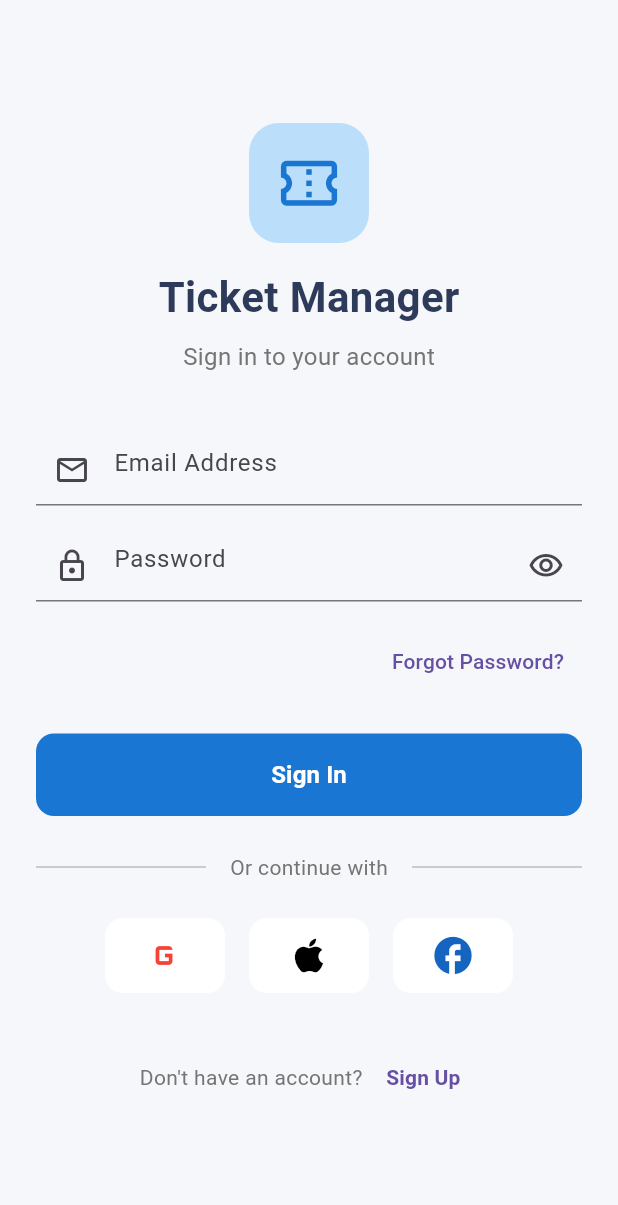
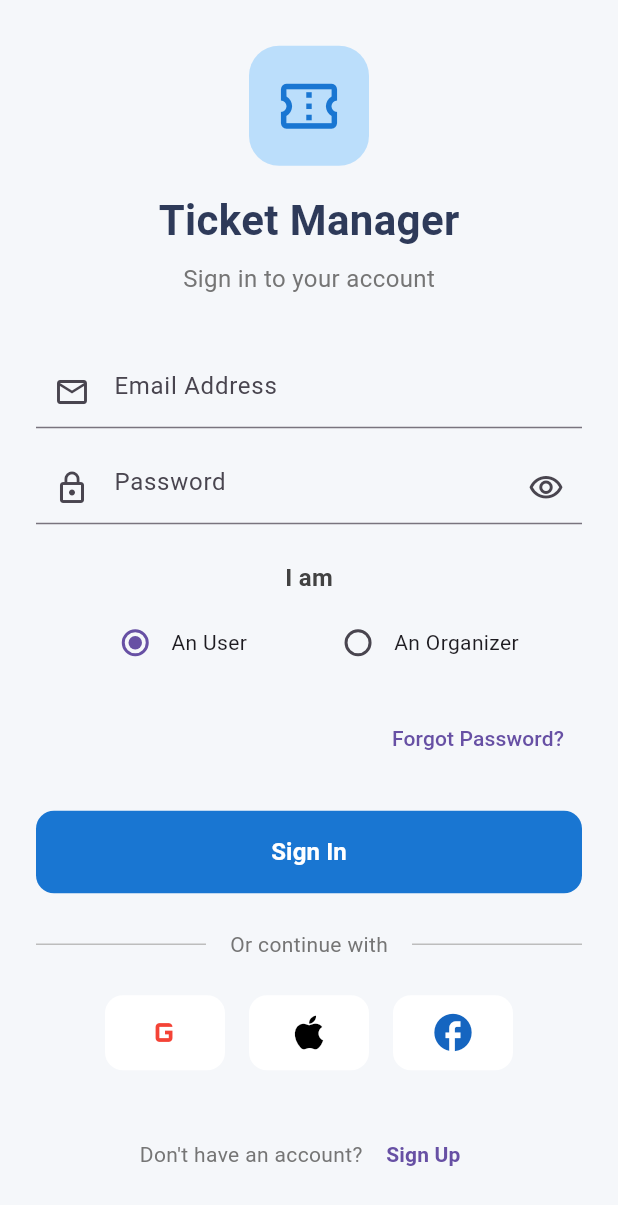
Before and after one commit to AayushPandeyy/ticket_system_frontend, a Flutter app: the screen it shows after launch, on a phone screen of 412 x 824 dp. Shown: the top 1205 px of the screen. Run offline on Flutter 3.47's test engine with Material 3 defaults, Android fonts, the phone set to English and light mode, and no system bars; our stand-ins replace dio, flutter_dotenv, jwt_decoder, qr_flutter, shared_preferences; missing offline and left inert: mobile_scanner.

Commit message:
enhance: role based navigation from login screen

```diff
--- a/ticketsystem/lib/features/auth/data/repository_impl/LoginRepositoryImpl.dart
+++ b/ticketsystem/lib/features/auth/data/repository_impl/LoginRepositoryImpl.dart
@@ -9,8 +9,8 @@ class LoginRepositoryImpl implements LoginRepository {
   LoginRepositoryImpl(this.remoteDataSource, this.localDataSource);
 
   @override
-  Future<Map<String,dynamic>> login(String email, String password) async {
-    return await remoteDataSource.login(email, password);
+  Future<Map<String,dynamic>> login(String email, String password,String role) async {
+    return await remoteDataSource.login(email, password,role);
   }
 
   @override
--- a/ticketsystem/lib/features/auth/domain/repository/LoginRepository.dart
+++ b/ticketsystem/lib/features/auth/domain/repository/LoginRepository.dart
@@ -1,4 +1,4 @@
 abstract class LoginRepository {
-  Future<Map<String,dynamic>> login(String email, String password);
+  Future<Map<String,dynamic>> login(String email, String password,String role);
   Future<void> saveToken(String accessToken);
 }
--- a/ticketsystem/lib/features/auth/domain/usecase/LoginUseCase.dart
+++ b/ticketsystem/lib/features/auth/domain/usecase/LoginUseCase.dart
@@ -5,7 +5,7 @@ class LoginUseCase {
 
   LoginUseCase(this.authRepository);
 
-  Future<Map<String,dynamic>> login(String email, String password) async {
-    return await authRepository.login(email, password);
+  Future<Map<String,dynamic>> login(String email, String password,String role) async {
+    return await authRepository.login(email, password,role);
   }
 }
--- a/ticketsystem/lib/features/auth/presentation/screens/LoginScreen.dart
+++ b/ticketsystem/lib/features/auth/presentation/screens/LoginScreen.dart
@@ -1,8 +1,10 @@
 import 'package:flutter/material.dart';
 import 'package:provider/provider.dart';
 import 'package:ticketsystem/QRScannerPage.dart';
+import 'package:ticketsystem/core/service/SharedPreferenceService.dart';
 import 'package:ticketsystem/features/auth/presentation/provider/AuthProvider.dart';
 import 'package:ticketsystem/features/auth/presentation/screens/RegisterScreen.dart';
+import 'package:ticketsystem/features/eventOrganizer/presentation/screens/OrganizerDashboard.dart';
 import 'package:ticketsystem/features/profile/presentation/screens/ProfileScreen.dart';
 
 class LoginScreen extends StatefulWidget {
@@ -16,7 +18,7 @@ class _LoginScreenState extends State<LoginScreen> {
   final _emailController = TextEditingController();
   final _passwordController = TextEditingController();
   bool _obscurePassword = true;
-  final bool _rememberMe = false;
+  String? _selectedRole = "user";
   final _formKey = GlobalKey<FormState>();
 
   @override
@@ -145,6 +147,57 @@ class _LoginScreenState extends State<LoginScreen> {
                             return null;
                           },
                         ),
+                        const SizedBox(height: 24),
+                        // Gender Selection (Radio Buttons inside Wrap to avoid overflow)
+                        Center(
+                          child: Text(
+                            'I am',
+                            style: TextStyle(
+                              fontSize: 16,
+                              fontWeight: FontWeight.w600,
+                              color: Colors.grey.shade800,
+                            ),
+                          ),
+                        ),
+                        const SizedBox(height: 8),
+                        Wrap(
+                          spacing: 50,
+                          runSpacing: 0,
+                          alignment: WrapAlignment.center,
+                          children: [
+                            Row(
+                              mainAxisSize: MainAxisSize.min,
+                              children: [
+                                Radio<String>(
+                                  value: 'user',
+                                  groupValue: _selectedRole,
+                                  onChanged: (value) {
+                                    setState(() {
+                                      _selectedRole = value;
+                                    });
+                                  },
+                                ),
+                                const Text('An User'),
+                              ],
+                            ),
+                            Row(
+                              mainAxisSize: MainAxisSize.min,
+                              children: [
+                                Radio<String>(
+                                  value: 'event_organizer',
+                                  groupValue: _selectedRole,
+                                  onChanged: (value) {
+                                    setState(() {
+                                      _selectedRole = value;
+                                    });
+                                  },
+                                ),
+                                const Text('An Organizer'),
+                              ],
+                            ),
+                          ],
+                        ),
+
                         const SizedBox(height: 16),
 
                         // Remember Me and Forgot Password
@@ -164,15 +217,26 @@ class _LoginScreenState extends State<LoginScreen> {
                               : () async {
                                   if (_formKey.currentState!.validate()) {
                                     await provider.login(
-                                      _emailController.text,
-                                      _passwordController.text,
-                                    );
+                                        _emailController.text,
+                                        _passwordController.text,
+                                        _selectedRole!);
 
                                     if (provider.isLoggedIn) {
+                                      Map<String, dynamic> userData =
+                                          await SharedPreferencesService
+                                              .getUserData();
+                                      final role = userData['role']?.toString();
 
+                                      Widget nextPage;
+                                      if (role == 'event_organizer') {
+                                        nextPage = const OrganizerDashboard();
+                                      } // Example role
+                                      else {
+                                        nextPage = const ProfileScreen();
+                                      }
                                       Navigator.of(context).pushReplacement(
                                         MaterialPageRoute(
-                                          builder: (context) => ProfileScreen(),
+                                          builder: (context) => nextPage,
                                         ),
                                       );
                                     }
```
Also changed, not shown: ticketsystem/lib/QRScannerPage.dart (+26 -5 lines), ticketsystem/lib/core/service/SharedPreferenceService.dart (+10 -1 lines), ticketsystem/lib/features/auth/data/datasource/AuthDataSource.dart (+4 -3 lines), ticketsystem/lib/features/auth/presentation/provider/AuthProvider.dart (+5 -4 lines), ticketsystem/lib/features/eventOrganizer/presentation/screens/OrganizerDashboard.dart (added, +40 -0 lines).
